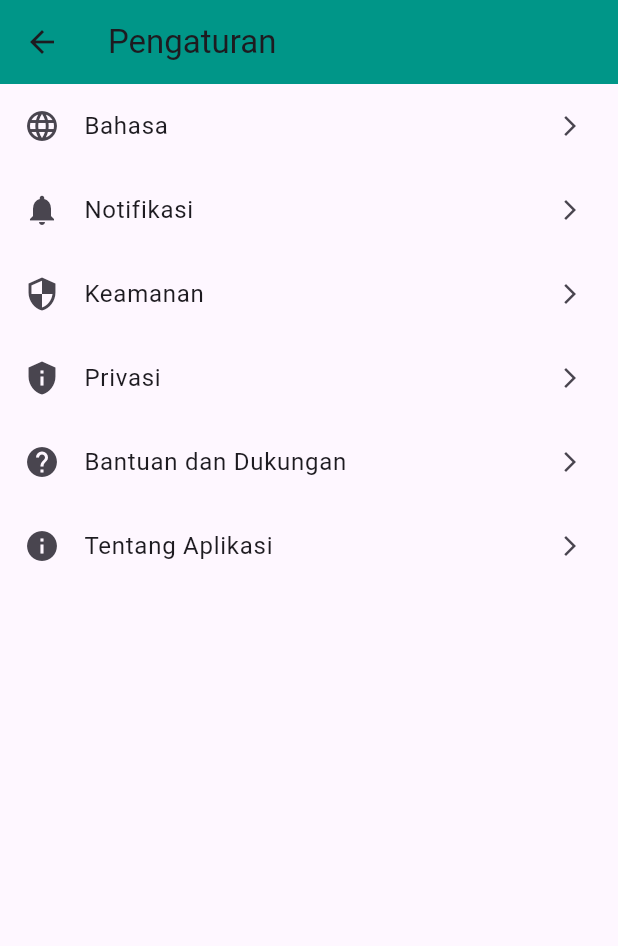
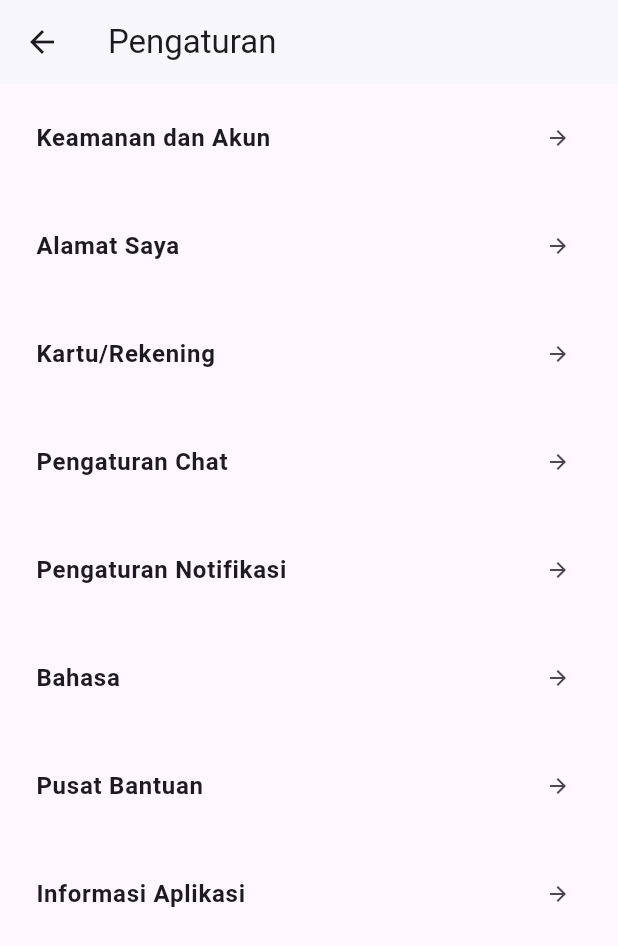
Before and after one commit to beginnener/Kelompok7-PROVIS-TUBES-C223, a Flutter app: the SettingsPage screen opened directly, on a phone screen of 412 x 824 dp. Shown: the top 946 px of the screen. Run offline on Flutter 3.47's test engine with Material 3 defaults, Android fonts, the phone set to English and light mode, and no system bars; network calls fail.

Commit message:
betulin + rapihin setting page

```diff
--- a/lib/pages/settings.dart
+++ b/lib/pages/settings.dart
@@ -1,5 +1,4 @@
 import 'package:flutter/material.dart';
-import 'package:tubes_kelompok_7/pages/notification.dart';
 
 class SettingsPage extends StatelessWidget {
   const SettingsPage({super.key});
@@ -8,27 +7,44 @@ class SettingsPage extends StatelessWidget {
   Widget build(BuildContext context) {
     return Scaffold(
       appBar: AppBar(
+        leading: IconButton(
+          icon: const Icon(Icons.arrow_back),
+          onPressed: () {
+            if (Navigator.canPop(context)) {
+              Navigator.pop(context); // kembali ke halaman sebelumnya
+            } else {
+              Navigator.pushReplacementNamed(context, '/'); // ganti dengan route home
+            }
+          },
+        ),
         title: const Text('Pengaturan'),
-        backgroundColor: Colors.teal,
+        backgroundColor: Colors.white,
+        elevation: 1.0,
       ),
       body: ListView(
         children: [
-          buildListTile(context, (context) => Placeholder(), Icons.language, 'Bahasa'),
-          buildListTile(context, (context) => NotificationPage(), Icons.notifications, 'Notifikasi'),
-          buildListTile(context, (context) => Placeholder(), Icons.security, 'Keamanan'),
-          buildListTile(context, (context) => Placeholder(), Icons.privacy_tip, 'Privasi'),
-          buildListTile(context, (context) => Placeholder(), Icons.help, 'Bantuan dan Dukungan'),
-          buildListTile(context, (context) => Placeholder(), Icons.info, 'Tentang Aplikasi'),
+          buildListTile(context, (context) => Placeholder(), 'Keamanan dan Akun'),
+          buildListTile(context, (context) => Placeholder(), 'Alamat Saya'),
+          buildListTile(context, (context) => Placeholder(), 'Kartu/Rekening'),
+          buildListTile(context, (context) => Placeholder(), 'Pengaturan Chat'),
+          buildListTile(context, (context) => Placeholder(), 'Pengaturan Notifikasi'),
+          buildListTile(context, (context) => Placeholder(), 'Bahasa'),
+          buildListTile(context, (context) => Placeholder(), 'Pusat Bantuan'),
+          buildListTile(context, (context) => Placeholder(), 'Informasi Aplikasi'),
         ],
       ),
     );
   }
 
-  static Widget buildListTile(BuildContext context, WidgetBuilder pagebuilder, icon, String title) {
-    return ListTile(
-      leading: Icon(icon),
-      title: Text(title),
-      trailing: const Icon(Icons.arrow_forward_ios, size: 16),
+  static Widget buildListTile(BuildContext context, WidgetBuilder pagebuilder, String title) {
+    return Padding(
+      padding: const EdgeInsets.all(8.0),
+      child: ListTile(
+        title: Text(
+          title,
+          style: const TextStyle(fontWeight: FontWeight.bold),
+        ),
+        trailing: const Icon(Icons.arrow_forward, size: 16),
         onTap: () {
           print('Navigating to $pagebuilder page...');
           Navigator.push(
@@ -38,6 +54,7 @@ class SettingsPage extends StatelessWidget {
             ),
           );
         },
+      ),
     );
   }
 
```
Lines whose indentation alone changed are shown as unchanged.
